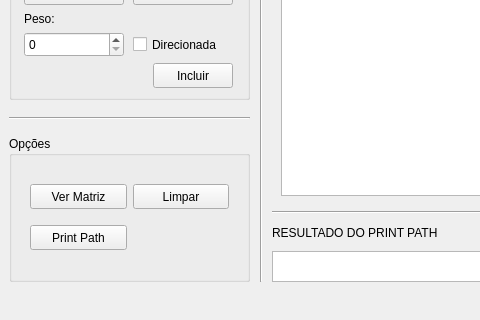
Qt form ED2/ProjetoGrafo/ProjetoGrafo/Formularios/MainWindow.ui (YugoVtr/QT) before a commit; both pictures show x 0 to 480 and y 219 to 539 of the 799 by 539 pixel window.
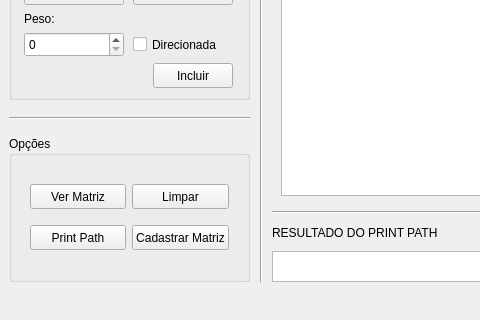
The same form after that commit. The open tabs and pages were chosen to show the change. Icons and pictures are not drawn.

Commit message: Alteração da função 'Cadastrar Matriz'

```diff
--- a/ED2/ProjetoGrafo/ProjetoGrafo/Formularios/MainWindow.ui
+++ b/ED2/ProjetoGrafo/ProjetoGrafo/Formularios/MainWindow.ui
@@ -529,6 +529,19 @@
              </property>
             </widget>
            </item>
+           <item row="1" column="1">
+            <widget class="QPushButton" name="pushButton_CadastraMatriz">
+             <property name="minimumSize">
+              <size>
+               <width>0</width>
+               <height>25</height>
+              </size>
+             </property>
+             <property name="text">
+              <string>Cadastrar Matriz</string>
+             </property>
+            </widget>
+           </item>
           </layout>
           <zorder>pushButton_PrintMatriz</zorder>
           <zorder>groupBox_Opcoes</zorder>
```
Left out of the diff: 33 changed lines with no effect on the pictures. The commit also changes 2 other files.
